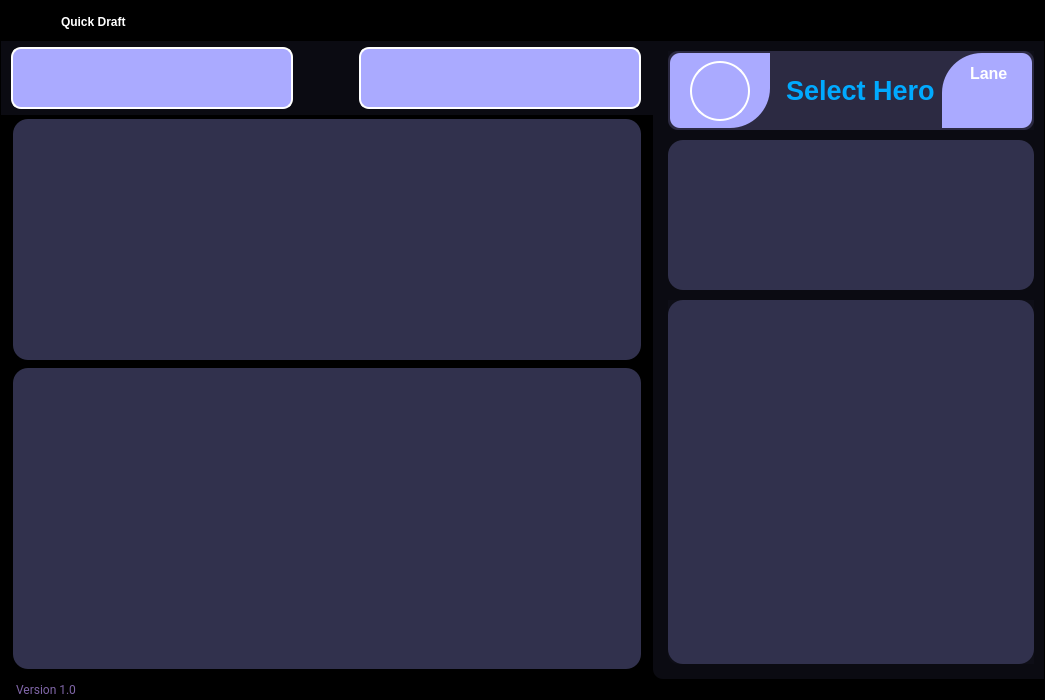
Old version of the form ui/pages/quick_draft.ui in the repository elian-olbz/mlbb-drafting-and-simulation-tools.
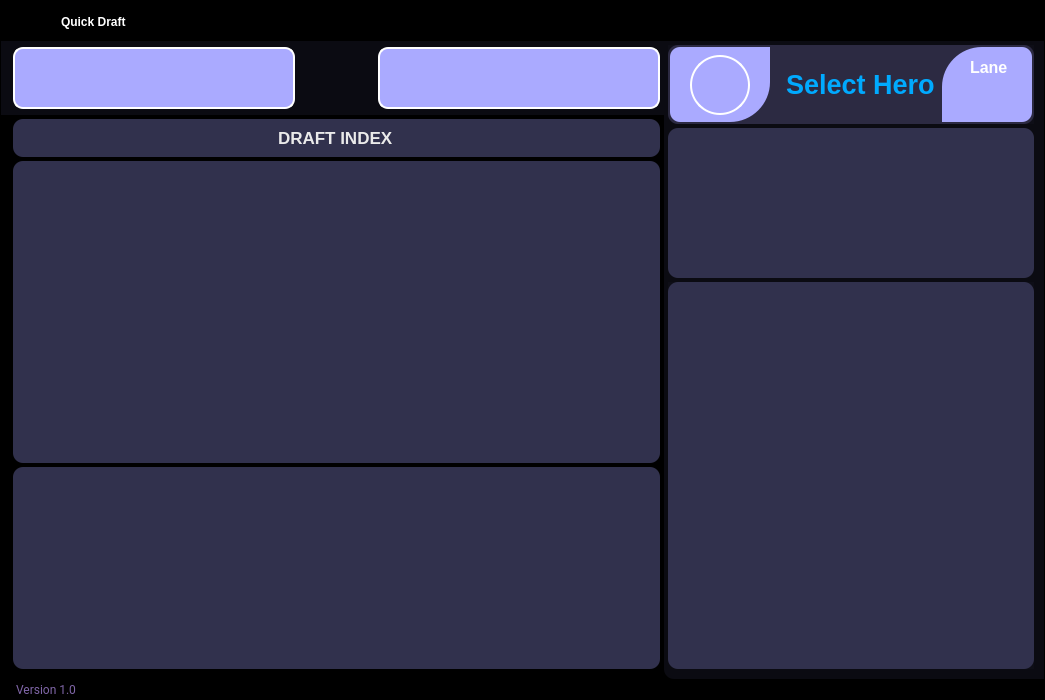
New version of the form. Icons and pictures are not drawn.

Commit message: Revamped charts data and ui.

Diff of the .ui file:
```diff
--- a/ui/pages/quick_draft.ui
+++ b/ui/pages/quick_draft.ui
@@ -554,16 +554,16 @@
                      </property>
                      <layout class="QHBoxLayout" name="horizontalLayout_4" stretch="5,0,5">
                       <property name="spacing">
-                       <number>10</number>
+                       <number>12</number>
                       </property>
                       <property name="leftMargin">
-                       <number>10</number>
+                       <number>12</number>
                       </property>
                       <property name="topMargin">
                        <number>6</number>
                       </property>
                       <property name="rightMargin">
-                       <number>12</number>
+                       <number>4</number>
                       </property>
                       <property name="bottomMargin">
                        <number>6</number>
@@ -1283,7 +1283,7 @@
                        <number>0</number>
                       </property>
                       <property name="rightMargin">
-                       <number>12</number>
+                       <number>4</number>
                       </property>
                       <property name="bottomMargin">
                        <number>0</number>
@@ -1296,9 +1296,9 @@
                           <verstretch>0</verstretch>
                          </sizepolicy>
                         </property>
-                        <layout class="QVBoxLayout" name="verticalLayout_7" stretch="4,5">
+                        <layout class="QVBoxLayout" name="verticalLayout_7" stretch="0,6,4">
                          <property name="spacing">
-                          <number>8</number>
+                          <number>4</number>
                          </property>
                          <property name="leftMargin">
                           <number>0</number>
@@ -1312,11 +1312,34 @@
                          <property name="bottomMargin">
                           <number>0</number>
                          </property>
+                         <item>
+                          <widget class="QFrame" name="frame_5">
+                           <property name="styleSheet">
+                            <string notr="true">background-color: rgb(49, 49, 77);
+border-radius: 10px;</string>
+                           </property>
+                           <property name="frameShape">
+                            <enum>QFrame::StyledPanel</enum>
+                           </property>
+                           <property name="frameShadow">
+                            <enum>QFrame::Raised</enum>
+                           </property>
+                           <layout class="QVBoxLayout" name="verticalLayout_25">
+                            <item alignment="Qt::AlignHCenter">
+                             <widget class="QLabel" name="label_2">
+                              <property name="text">
+                               <string>&lt;html&gt;&lt;head/&gt;&lt;body&gt;&lt;p&gt;&lt;span style=&quot; font-size:13pt; font-weight:700; color:#eaeaea;&quot;&gt;DRAFT INDEX&lt;/span&gt;&lt;/p&gt;&lt;/body&gt;&lt;/html&gt;</string>
+                              </property>
+                             </widget>
+                            </item>
+                           </layout>
+                          </widget>
+                         </item>
                          <item>
                           <widget class="QWidget" name="radar_widget" native="true">
                            <property name="styleSheet">
                             <string notr="true">background-color: rgb(49, 49, 77);
-border-radius: 15px;</string>
+border-radius: 10px;</string>
                            </property>
                            <layout class="QHBoxLayout" name="horizontalLayout_17">
                             <property name="spacing">
@@ -1335,7 +1358,7 @@
                              <number>0</number>
                             </property>
                             <item>
-                             <layout class="QHBoxLayout" name="radar_layout">
+                             <layout class="QVBoxLayout" name="radar_layout">
                               <property name="spacing">
                                <number>0</number>
                               </property>
@@ -1343,7 +1366,7 @@
                                <number>5</number>
                               </property>
                               <property name="topMargin">
-                               <number>4</number>
+                               <number>6</number>
                               </property>
                               <property name="rightMargin">
                                <number>5</number>
@@ -1360,7 +1383,7 @@
                           <widget class="QWidget" name="diverging_widget" native="true">
                            <property name="styleSheet">
                             <string notr="true">background-color: rgb(49, 49, 77);
-border-radius: 15px;</string>
+border-radius: 10px;</string>
                            </property>
                            <layout class="QHBoxLayout" name="horizontalLayout_18">
                             <property name="spacing">
@@ -1442,19 +1465,19 @@
                   </property>
                   <layout class="QVBoxLayout" name="verticalLayout_19" stretch="1,3,7">
                    <property name="spacing">
-                    <number>10</number>
+                    <number>4</number>
                    </property>
                    <property name="leftMargin">
-                    <number>15</number>
+                    <number>4</number>
                    </property>
                    <property name="topMargin">
-                    <number>10</number>
+                    <number>4</number>
                    </property>
                    <property name="rightMargin">
                     <number>10</number>
                    </property>
                    <property name="bottomMargin">
-                    <number>15</number>
+                    <number>10</number>
                    </property>
                    <item alignment="Qt::AlignVCenter">
                     <widget class="QWidget" name="hero_info" native="true">
@@ -1856,7 +1879,7 @@
                      </property>
                      <property name="styleSheet">
                       <string notr="true">background-color: rgb(49, 49, 77);
-border-radius: 15px;</string>
+border-radius: 10px;</string>
                      </property>
                      <layout class="QVBoxLayout" name="verticalLayout_21">
                       <property name="leftMargin">
@@ -1932,7 +1955,7 @@
                        <widget class="QWidget" name="attr_container" native="true">
                         <property name="styleSheet">
                          <string notr="true">background-color: rgb(49, 49, 77);
-border-radius: 15px;</string>
+border-radius: 10px;</string>
                         </property>
                         <layout class="QVBoxLayout" name="verticalLayout_24">
                          <property name="spacing">
```
The commit also changes 3 other files.
